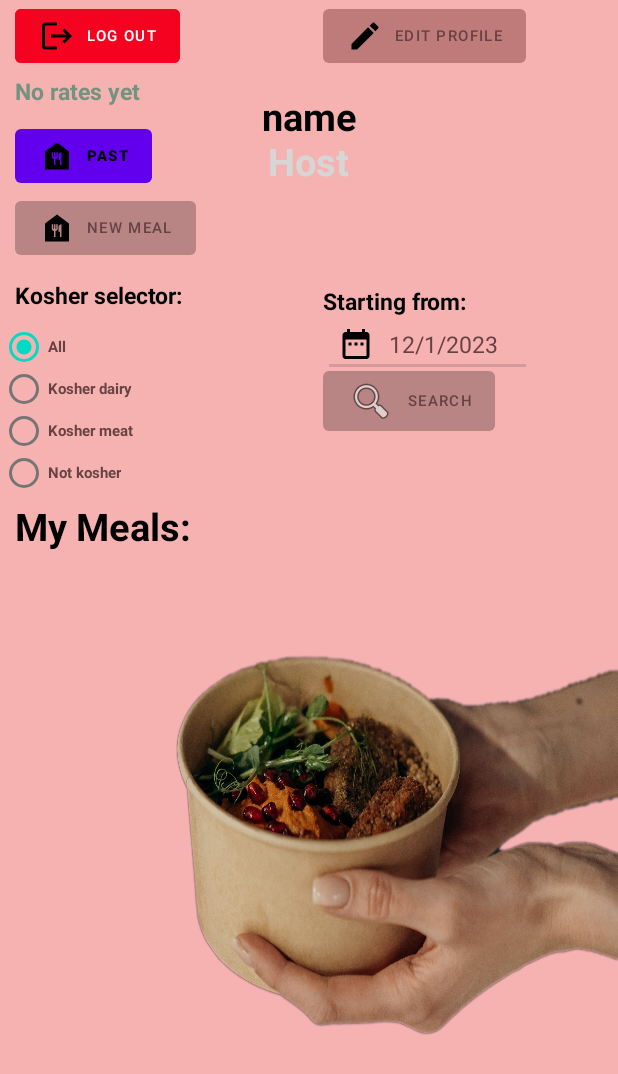
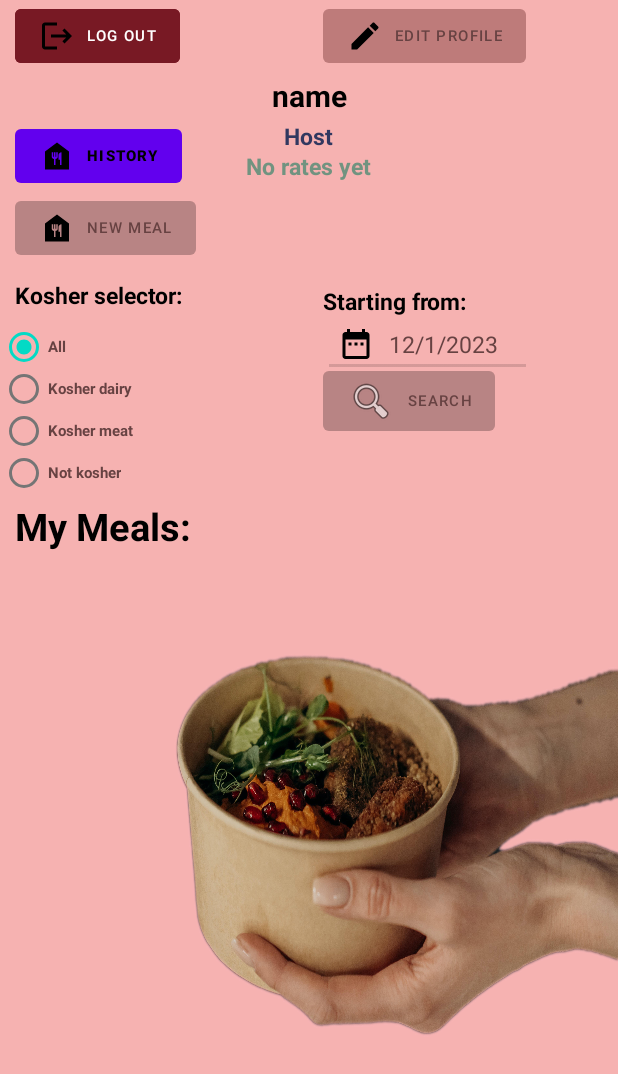
Before and after one commit to Segev955/FamilEat, an Android app: the HostMainActivity screen opened directly, with no data from a screen before it, on a phone screen of 412 x 824 dp. Shown: the top 1074 px of the screen. Run offline under Robolectric (Android 15) with nearby library versions, the phone set to English and light mode, and no system bars; our stand-ins replace Firebase (no records; nobody signed in at launch, a user with empty details on screens opened directly).

Commit message:
design changes

```diff
--- a/app/src/main/res/drawable/background_dinner.xml
+++ b/app/src/main/res/drawable/background_dinner.xml
@@ -1,3 +1,3 @@
 <?xml version="1.0" encoding="utf-8"?>
 <bitmap xmlns:android="http://schemas.android.com/apk/res/android"
-    android:src="@drawable/cardback" android:alpha="0.5"/>
+    android:src="@drawable/dinnerback" android:alpha="0.6"/>
--- a/app/src/main/res/layout/activity_host_main.xml
+++ b/app/src/main/res/layout/activity_host_main.xml
@@ -11,11 +11,11 @@
         android:id="@+id/name"
         android:layout_width="match_parent"
         android:layout_height="wrap_content"
-        android:layout_margin="60dp"
+        android:layout_margin="50dp"
         android:gravity="center"
         android:text="name"
         android:textColor="@color/black"
-        android:textSize="25dp"
+        android:textSize="20dp"
         android:textStyle="bold" />
 
     <TextView
@@ -24,13 +24,13 @@
         android:layout_height="wrap_content"
         android:layout_centerHorizontal="true"
         android:layout_marginStart="90dp"
-        android:layout_marginTop="90dp"
+        android:layout_marginTop="80dp"
         android:layout_marginEnd="90dp"
-        android:textColor="@color/ic_launcher_background"
+        android:textColor="#313860"
         android:layout_marginBottom="90dp"
         android:gravity="center"
         android:text="Host"
-        android:textSize="25dp"
+        android:textSize="15dp"
         android:textStyle="bold" />
 
 
@@ -38,13 +38,15 @@
         android:id="@+id/retestxt"
         android:layout_width="wrap_content"
         android:layout_height="wrap_content"
-        android:layout_marginStart="10dp"
-        android:layout_marginTop="50dp"
+        android:layout_marginStart="150dp"
+        android:layout_marginTop="100dp"
         android:layout_marginBottom="90dp"
         android:text="No rates yet"
         android:textColor="#719380"
         android:textSize="15dp"
-        android:textStyle="bold" />
+        android:textStyle="bold"
+        android:layout_centerHorizontal="true"
+/>
 
     <com.google.android.material.button.MaterialButton
         android:id="@+id/new_meal"
@@ -212,11 +214,12 @@
         android:id="@+id/logout"
         android:layout_width="wrap_content"
         android:layout_height="wrap_content"
-        android:backgroundTint="#F4021F"
+        android:backgroundTint="#781924"
         android:drawableLeft="@drawable/ic_baseline_logout_24"
         android:layout_marginStart="10dp"
         android:text="Log out"
-        android:textSize="10dp"/>
+        android:textSize="10dp"
+        android:textColor="@color/white"/>
     <com.google.android.material.button.MaterialButton
         android:id="@+id/past_btn"
         android:layout_width="wrap_content"
@@ -225,7 +228,7 @@
         android:layout_marginTop="32dp"
         android:layout_marginStart="10dp"
         android:drawableLeft="@drawable/ic_baseline_food_bank_24"
-        android:text="past"
+        android:text="History"
         android:textColor="@color/black"
         android:textSize="10dp"
         android:textStyle="bold" />
```
Also changed, not shown: app/src/main/res/layout/dinner_view_host.xml (+23 -24 lines), app/src/main/res/layout/host_dinner_options.xml (+14 -9 lines), app/src/main/res/drawable-v24/cardback.jpg.
